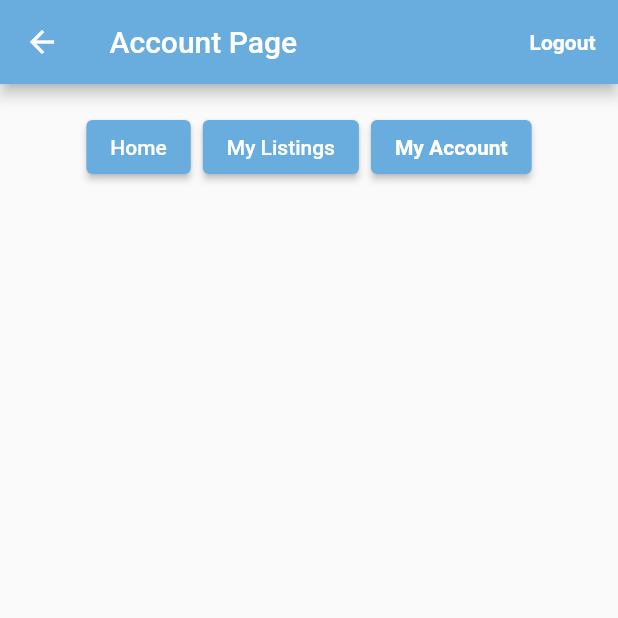
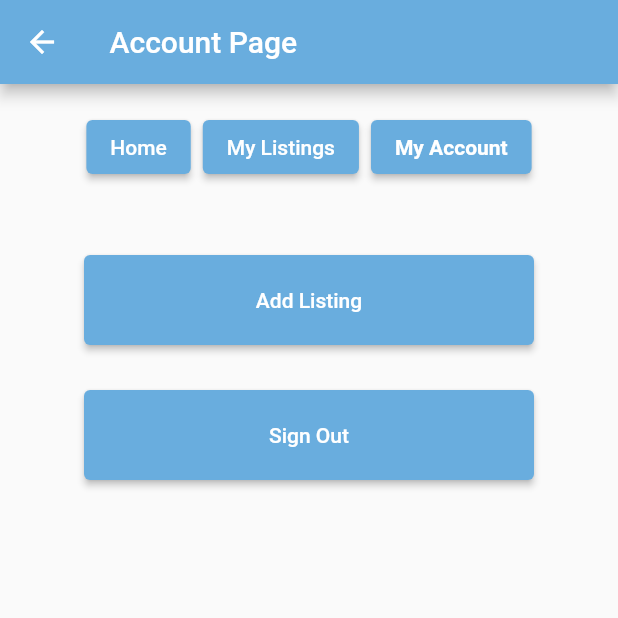
Before and after one commit to JVarela02/the_hof_book_nook, a Flutter app: the screen it shows once a user with an empty profile is signed in, after a tap on "My Account", on a phone screen of 412 x 824 dp, the top half of it. Run offline on Flutter 3.47's test engine with Material 2 defaults, Android fonts, the phone set to English and light mode, and no system bars; our stand-ins replace cloud_firestore, firebase_auth, firebase_core, google_fonts; accounts and stored records are empty.

Commit message:
Listing Upload Complete

```diff
--- a/lib/pages/in app/account_page.dart
+++ b/lib/pages/in app/account_page.dart
@@ -5,6 +5,7 @@ import 'package:flutter/src/widgets/container.dart';
 import 'package:flutter/src/widgets/framework.dart';
 import 'package:the_hof_book_nook/pages/in%20app/home_page.dart';
 import 'package:the_hof_book_nook/pages/in%20app/listing_page.dart';
+import 'package:the_hof_book_nook/pages/in%20app/txtinput_page.dart';
 import 'package:the_hof_book_nook/pages/sign%20ins/login_page.dart';
 
 class accountPage extends StatefulWidget {
@@ -75,26 +76,12 @@ class _accountPageState extends State<accountPage> {
               ),
            ),
          ),
-         actions: [
-          Padding(
-            padding: const EdgeInsets.only(right: 15.0),
-            child: Align(
-              alignment: Alignment.centerRight,
-              child: GestureDetector(
-              onTap: () {
-                signout();},
-                child: const Text("Logout",
-                style: TextStyle(
-                  color : Colors.white,
-                  fontWeight: FontWeight.bold,
-                ))
-                     ),
-            ),
-          )],
     ),
 
-  body: Center(
-          child: ListView(children: <Widget>[
+  body:
+      Center(
+        child: Column(
+          children: [
             Container(
                 padding: const EdgeInsets.all(10),
                 child: ButtonBar(
@@ -128,7 +115,50 @@ class _accountPageState extends State<accountPage> {
                       style: TextStyle(fontWeight: FontWeight.bold),),
                     ),
                   ],
-            ),),],),),
+                ),
+            ),
+
+
+          SizedBox(height: 30,),
+
+            SizedBox(
+              height: 60,
+              width: 300,
+              child: ElevatedButton(
+                onPressed: () {
+                   Navigator.push(
+                     context,
+                        MaterialPageRoute(
+                           builder: (context) {
+                           return TextbookInputPage();
+                          },
+                        ),);},
+                child: Text("Add Listing",
+                  style: TextStyle(color: Colors.white),
+                ),
+
+              ),
+            ),
+
+          SizedBox(height: 30,),
+
+            SizedBox(
+              height: 60,
+              width: 300,
+              child: ElevatedButton(
+                onPressed: signout,
+                child: Text("Sign Out",
+                  style: TextStyle(color: Colors.white),
+                ),
+
+              ),
+            ),
+
+
+          ],
+        ),
+
+      ),
 
     );
   }
--- a/lib/pages/in app/home_page.dart
+++ b/lib/pages/in app/home_page.dart
@@ -23,12 +23,7 @@ class _HomePageState extends State<HomePage> {
 
   final user = FirebaseAuth.instance.currentUser!;
 
-  signout(){
-    FirebaseAuth.instance.signOut();
-    Navigator.push(context, MaterialPageRoute(builder: (BuildContext context){
-      return LoginPage(showRegisterPage: () {  },);
-        },),);
-  }
+
 
   @override
   Widget build(BuildContext context){
@@ -44,24 +39,6 @@ class _HomePageState extends State<HomePage> {
               ),
            ),
          ),
-
-         actions: [
-          Padding(
-            padding: const EdgeInsets.only(right: 15.0),
-            child: Align(
-              alignment: Alignment.centerRight,
-              child: GestureDetector(
-              onTap: () {
-              signout();
-              },
-                child: const Text("Logout",
-                style: TextStyle(
-                  color : Colors.white,
-                  fontWeight: FontWeight.bold,
-                ))
-                     ),
-            ),
-          )],
       ),
 
       body: Center(
@@ -81,7 +58,7 @@ class _HomePageState extends State<HomePage> {
                   }, // "route" to home page
                   child:
                     Text('Home',
-                    style: TextStyle(fontWeight: FontWeight.bold),),
+                    style: TextStyle(fontWeight: FontWeight.w900),),
 
                 ),
                 ElevatedButton(
```
Also changed, not shown: lib/pages/in app/listing_page.dart (+1 -24 lines), lib/pages/in app/txtinput_page.dart (added, +179 -0 lines). Lines whose indentation alone changed are shown as unchanged.
